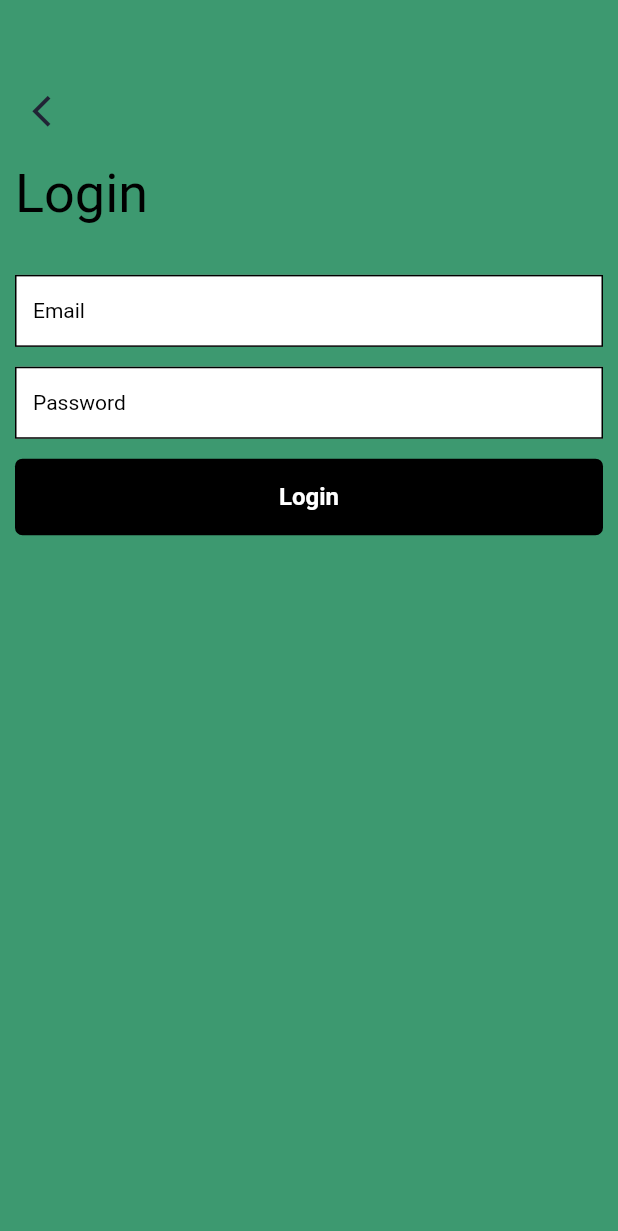
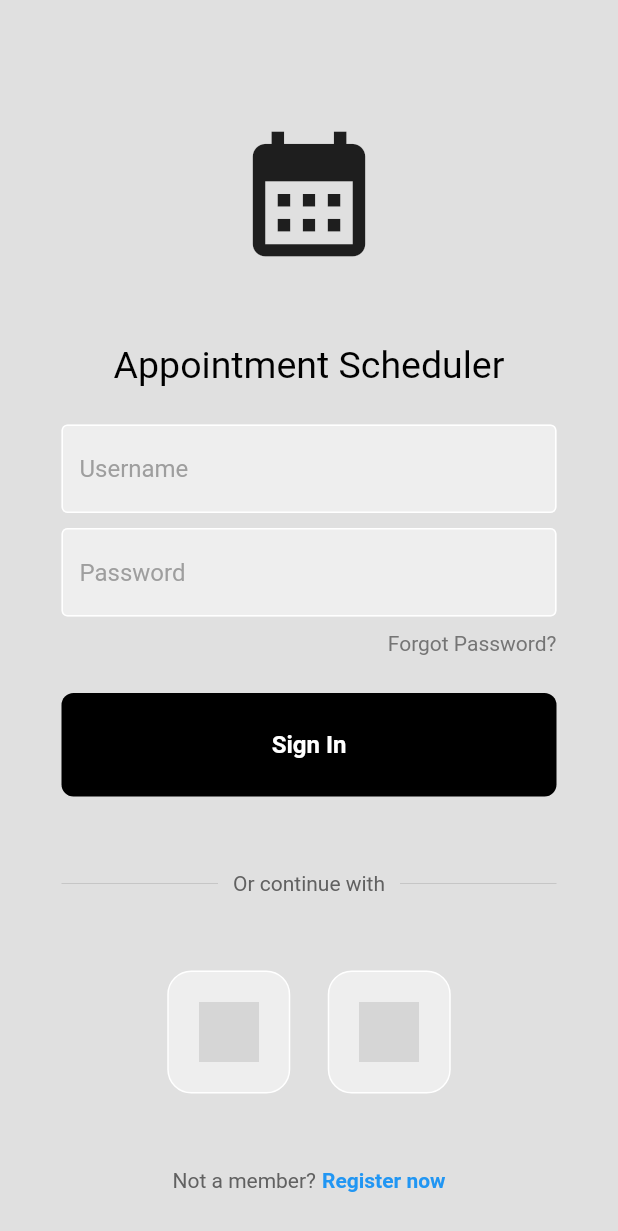
Before and after one commit to fandialanmelanie/appointment_scheduler, a Flutter app: the loginScreen screen opened directly, on a phone screen of 412 x 824 dp. Shown: the top 1231 px of the screen. Run offline on Flutter 3.47's test engine with Material 2 defaults, Android fonts, the phone set to English and light mode, and no system bars; grey boxes are pictures that could not be loaded.

Commit message:
screens added

```diff
--- a/lib/screens/MyButton.dart
+++ b/lib/screens/MyButton.dart
@@ -0,0 +1,32 @@
+import 'package:flutter/material.dart';
+
+class MyButton extends StatelessWidget {
+  final Function()? onTap;
+
+  const MyButton({super.key, required this.onTap});
+
+  @override
+  Widget build(BuildContext context) {
+    return GestureDetector(
+      onTap: onTap,
+      child: Container(
+        padding: const EdgeInsets.all(25),
+        margin: const EdgeInsets.symmetric(horizontal: 25),
+        decoration: BoxDecoration(
+          color: Colors.black,
+          borderRadius: BorderRadius.circular(8),
+        ),
+        child: const Center(
+          child: Text(
+            "Sign In",
+            style: TextStyle(
+              color: Colors.white,
+              fontWeight: FontWeight.bold,
+              fontSize: 16,
+            ),
+          ),
+        ),
+      ),
+    );
+  }
+}
--- a/lib/screens/MyTextField.dart
+++ b/lib/screens/MyTextField.dart
@@ -0,0 +1,36 @@
+import 'package:flutter/material.dart';
+
+class MyTextField extends StatelessWidget {
+  final controller;
+  final String hintText;
+  final bool obscureText;
+
+  const MyTextField({
+    super.key,
+    required this.controller,
+    required this.hintText,
+    required this.obscureText,
+  });
+
+  @override
+  Widget build(BuildContext context) {
+    return Padding(
+      padding: const EdgeInsets.symmetric(horizontal: 25.0),
+      child: TextField(
+        controller: controller,
+        obscureText: obscureText,
+        decoration: InputDecoration(
+            enabledBorder: const OutlineInputBorder(
+              borderSide: BorderSide(color: Colors.white),
+            ),
+            focusedBorder: OutlineInputBorder(
+              borderSide: BorderSide(color: Colors.grey.shade400),
+            ),
+            fillColor: Colors.grey.shade200,
+            filled: true,
+            hintText: hintText,
+            hintStyle: TextStyle(color: Colors.grey[500])),
+      ),
+    );
+  }
+}
--- a/lib/screens/RegistrationPage.dart
+++ b/lib/screens/RegistrationPage.dart
@@ -0,0 +1,57 @@
+import 'package:flutter/material.dart';
+
+class RegistrationPage extends StatelessWidget {
+  final String? email;
+  final String? password;
+
+  RegistrationPage({this.email, this.password});
+
+  @override
+  Widget build(BuildContext context) {
+    final emailController = TextEditingController(text: email);
+    final passwordController = TextEditingController(text: password);
+
+    return Scaffold(
+      appBar: AppBar(
+        title: Text('Registration'),
+      ),
+      body: Center(
+        child: Padding(
+          padding: const EdgeInsets.all(16.0),
+          child: Column(
+            mainAxisAlignment: MainAxisAlignment.center,
+            children: [
+              TextField(
+                controller: emailController,
+                decoration: InputDecoration(
+                  labelText: 'Email',
+                ),
+              ),
+              SizedBox(height: 16),
+              TextField(
+                controller: passwordController,
+                decoration: InputDecoration(
+                  labelText: 'Password',
+                ),
+                obscureText: true,
+              ),
+              SizedBox(height: 16),
+              ElevatedButton(
+                onPressed: () {
+                  // Perform registration logic here
+                  String enteredEmail = emailController.text;
+                  String enteredPassword = passwordController.text;
+
+                  // Replace with your actual registration logic
+                  print('Email: $enteredEmail');
+                  print('Password: $enteredPassword');
+                },
+                child: Text('Register'),
+              ),
+            ],
+          ),
+        ),
+      ),
+    );
+  }
+}
--- a/lib/screens/SquareTile.dart
+++ b/lib/screens/SquareTile.dart
@@ -0,0 +1,25 @@
+import 'package:flutter/material.dart';
+
+class SquareTile extends StatelessWidget {
+  final String imagePath;
+  const SquareTile({
+    super.key,
+    required this.imagePath,
+  });
+
+  @override
+  Widget build(BuildContext context) {
+    return Container(
+      padding: EdgeInsets.all(20),
+      decoration: BoxDecoration(
+        border: Border.all(color: Colors.white),
+        borderRadius: BorderRadius.circular(16),
+        color: Colors.grey[200],
+      ),
+      child: Image.asset(
+        imagePath,
+        height: 40,
+      ),
+    );
+  }
+}
--- a/lib/screens/loginScreen.dart
+++ b/lib/screens/loginScreen.dart
@@ -1,171 +1,167 @@
-import 'package:appointment_scheduler/screens/dashboardScreen.dart';
-import 'package:appointment_scheduler/screens/welcomeScreen.dart';
 import 'package:flutter/material.dart';
 
+import 'MyButton.dart';
+import 'MyTextField.dart';
+import 'RegistrationPage.dart';
+import 'SquareTile.dart';
+
 class loginScreen extends StatelessWidget {
+  loginScreen({Key? key}) : super(key: key);
+
+  // text editing controllers
+  final usernameController = TextEditingController();
+  final passwordController = TextEditingController();
+
   @override
   Widget build(BuildContext context) {
     return Scaffold(
-      backgroundColor: Color(0xff3d9970),
-      body: Padding(
-        padding: EdgeInsets.fromLTRB(10, 50, 10, 0),
+      backgroundColor: Colors.grey[300],
+      body: SafeArea(
+        child: Center(
+          child: SingleChildScrollView(
+            child: Padding(
+              padding: const EdgeInsets.all(16.0),
               child: Column(
-          mainAxisAlignment: MainAxisAlignment.start,
-          crossAxisAlignment: CrossAxisAlignment.center,
-          mainAxisSize: MainAxisSize.max,
+                mainAxisAlignment: MainAxisAlignment.center,
                 children: [
-            Align(
-              alignment: Alignment.centerLeft,
-              child: IconButton(
-                icon: const Icon(
-                  Icons.arrow_back_ios,
-                  color: Color(0xff212435),
-                  size: 25,
+                  const SizedBox(height: 50),
+
+                  // logo
+                  const Icon(
+                    Icons.calendar_month,
+                    size: 100,
                   ),
-                onPressed: () {
-                  Navigator.of(context).push(MaterialPageRoute(
-                    builder: (context) => welcomeScreen(),
-                  ));
+
+                  const SizedBox(height: 50),
+
+                  // welcome back, you've been missed!
+                  Text(
+                    'Appointment Scheduler',
+                    style: TextStyle(
+                      color: Colors.black,
+                      fontSize: 25,
+                    ),
+                  ),
+
+                  const SizedBox(height: 25),
+
+                  // username textfield
+                  MyTextField(
+                    controller: usernameController,
+                    hintText: 'Username',
+                    obscureText: false,
+                  ),
+
+                  const SizedBox(height: 10),
+
+                  // password textfield
+                  MyTextField(
+                    controller: passwordController,
+                    hintText: 'Password',
+                    obscureText: true,
+                  ),
+
+                  const SizedBox(height: 10),
+
+                  // forgot password?
+                  Padding(
+                    padding: const EdgeInsets.symmetric(horizontal: 25.0),
+                    child: Row(
+                      mainAxisAlignment: MainAxisAlignment.end,
+                      children: [
+                        Text(
+                          'Forgot Password?',
+                          style: TextStyle(color: Colors.grey[600]),
+                        ),
+                      ],
+                    ),
+                  ),
+
+                  const SizedBox(height: 25),
+
+                  // sign in button
+                  MyButton(
+                    onTap: () {
+                      // Perform sign-in logic
                     },
+                  ),
+
+                  const SizedBox(height: 50),
+
+                  // or continue with
+                  Padding(
+                    padding: const EdgeInsets.symmetric(horizontal: 25.0),
+                    child: Row(
+                      children: [
+                        Expanded(
+                          child: Divider(
+                            thickness: 0.5,
+                            color: Colors.grey[400],
                           ),
                         ),
                         Padding(
-              padding: EdgeInsets.fromLTRB(0, 10, 0, 20),
-              child: Align(
-                alignment: Alignment.centerLeft,
+                          padding: const EdgeInsets.symmetric(horizontal: 10.0),
                           child: Text(
-                  "Login",
-                  textAlign: TextAlign.start,
-                  overflow: TextOverflow.clip,
-                  style: TextStyle(
-                    fontWeight: FontWeight.w400,
-                    fontStyle: FontStyle.normal,
-                    fontSize: 36,
-                    color: Color(0xff000000),
+                            'Or continue with',
+                            style: TextStyle(color: Colors.grey[700]),
                           ),
                         ),
+                        Expanded(
+                          child: Divider(
+                            thickness: 0.5,
+                            color: Colors.grey[400],
                           ),
                         ),
-            Container(
-              margin: EdgeInsets.all(0),
-              padding: EdgeInsets.all(0),
-              width: MediaQuery.of(context).size.width,
-              height: 200,
-              decoration: BoxDecoration(
-                color: Color(0x00000000),
-                shape: BoxShape.rectangle,
-                borderRadius: BorderRadius.zero,
-              ),
-              child: Column(
-                mainAxisAlignment: MainAxisAlignment.spaceEvenly,
-                crossAxisAlignment: CrossAxisAlignment.center,
-                mainAxisSize: MainAxisSize.max,
-                children: [
-                  TextField(
-                    controller: TextEditingController(),
-                    obscureText: false,
-                    textAlign: TextAlign.start,
-                    maxLines: 1,
-                    style: TextStyle(
-                      fontWeight: FontWeight.w400,
-                      fontStyle: FontStyle.normal,
-                      fontSize: 14,
-                      color: Color(0xff000000),
-                    ),
-                    decoration: InputDecoration(
-                      disabledBorder: OutlineInputBorder(
-                        borderRadius: BorderRadius.zero,
-                        borderSide:
-                            BorderSide(color: Color(0xff000000), width: 1),
-                      ),
-                      focusedBorder: OutlineInputBorder(
-                        borderRadius: BorderRadius.zero,
-                        borderSide:
-                            BorderSide(color: Color(0xff000000), width: 1),
-                      ),
-                      enabledBorder: OutlineInputBorder(
-                        borderRadius: BorderRadius.zero,
-                        borderSide:
-                            BorderSide(color: Color(0xff000000), width: 1),
-                      ),
-                      hintText: "Email",
-                      hintStyle: TextStyle(
-                        fontWeight: FontWeight.w400,
-                        fontStyle: FontStyle.normal,
-                        fontSize: 14,
-                        color: Color(0xff000000),
-                      ),
-                      filled: true,
-                      fillColor: Color(0xffffffff),
-                      isDense: false,
-                      contentPadding:
-                          EdgeInsets.symmetric(vertical: 8, horizontal: 12),
+                      ],
                     ),
                   ),
-                  TextField(
-                    controller: TextEditingController(),
-                    obscureText: true,
-                    textAlign: TextAlign.start,
-                    maxLines: 1,
-                    style: TextStyle(
-                      fontWeight: FontWeight.w400,
-                      fontStyle: FontStyle.normal,
-                      fontSize: 14,
-                      color: Color(0xff000000),
+
+                  const SizedBox(height: 50),
+
+                  // google + apple sign in buttons
+                  Row(
+                    mainAxisAlignment: MainAxisAlignment.center,
+                    children: const [
+                      // google button
+                      SquareTile(imagePath: 'lib/images/google.png'),
+
+                      SizedBox(width: 25),
+
+                      // apple button
+                      SquareTile(imagePath: 'lib/images/apple.png')
+                    ],
                   ),
-                    decoration: InputDecoration(
-                      disabledBorder: OutlineInputBorder(
-                        borderRadius: BorderRadius.zero,
-                        borderSide:
-                            BorderSide(color: Color(0xff000000), width: 1),
-                      ),
-                      focusedBorder: OutlineInputBorder(
-                        borderRadius: BorderRadius.zero,
-                        borderSide:
-                            BorderSide(color: Color(0xff000000), width: 1),
-                      ),
-                      enabledBorder: OutlineInputBorder(
-                        borderRadius: BorderRadius.zero,
-                        borderSide:
-                            BorderSide(color: Color(0xff000000), width: 1),
-                      ),
-                      hintText: "Password",
-                      hintStyle: TextStyle(
-                        fontWeight: FontWeight.w400,
-                        fontStyle: FontStyle.normal,
-                        fontSize: 14,
-                        color: Color(0xff000000),
-                      ),
-                      filled: true,
-                      fillColor: Color(0xffffffff),
-                      isDense: false,
-                      contentPadding:
-                          EdgeInsets.symmetric(vertical: 8, horizontal: 12),
+
+                  const SizedBox(height: 50),
+
+                  // not a member? register now
+                  GestureDetector(
+                    onTap: () {
+                      // Navigate to the registration screen
+                      Navigator.push(
+                        context,
+                        MaterialPageRoute(
+                          builder: (context) => RegistrationPage(
+                            email: usernameController.text,
+                            password: passwordController.text,
                           ),
                         ),
-                  MaterialButton(
-                    onPressed: () {
-                      Navigator.of(context).push(MaterialPageRoute(
-                        builder: (context) => dashboardScreen(),
-                      ));
+                      );
                     },
-                    color: Color(0xff000000),
-                    elevation: 0,
-                    shape: RoundedRectangleBorder(
-                      borderRadius: BorderRadius.circular(5.0),
+                    child: Row(
+                      mainAxisAlignment: MainAxisAlignment.center,
+                      children: [
+                        Text(
+                          'Not a member?',
+                          style: TextStyle(color: Colors.grey[700]),
                         ),
-                    padding: EdgeInsets.all(16),
-                    child: Text(
-                      "Login",
+                        const SizedBox(width: 4),
+                        Text(
+                          'Register now',
                           style: TextStyle(
-                        fontSize: 16,
-                        fontWeight: FontWeight.w600,
-                        fontStyle: FontStyle.normal,
+                            color: Colors.blue,
+                            fontWeight: FontWeight.bold,
                           ),
-                    ),
-                    textColor: Color(0xffffffff),
-                    height: 50,
-                    minWidth: MediaQuery.of(context).size.width,
                         ),
                       ],
                     ),
@@ -173,6 +169,9 @@ class loginScreen extends StatelessWidget {
                 ],
               ),
             ),
+          ),
+        ),
+      ),
     );
   }
 }
--- a/lib/screens/welcomeScreen.dart
+++ b/lib/screens/welcomeScreen.dart
@@ -1,5 +1,5 @@
+import 'package:appointment_scheduler/screens/RegistrationPage.dart';
 import 'package:appointment_scheduler/screens/loginScreen.dart';
-import 'package:appointment_scheduler/screens/registerScreen1.dart';
 import 'package:flutter/material.dart';
 
 class welcomeScreen extends StatelessWidget {
@@ -75,9 +75,11 @@ class welcomeScreen extends StatelessWidget {
                   ),
                   MaterialButton(
                     onPressed: () {
-                      Navigator.of(context).push(MaterialPageRoute(
-                        builder: (context) => registerScreen1(),
-                      ));
+                      Navigator.push(
+                          context,
+                          MaterialPageRoute(
+                            builder: (context) => RegistrationPage(),
+                          ));
                     },
                     color: Color(0xff000000),
                     elevation: 0,
```
Lines whose indentation alone changed are shown as unchanged.
